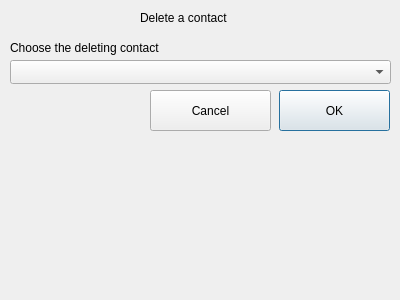
Knigan/Qt-Messenger, file deletecontact.ui: the form before one commit.
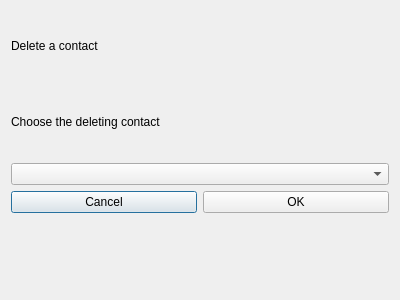
The form after the commit.

Patch:
```diff
--- a/deletecontact.ui
+++ b/deletecontact.ui
@@ -13,81 +13,46 @@
   <property name="windowTitle">
    <string>Dialog</string>
   </property>
+  <layout class="QGridLayout" name="gridLayout">
+   <item row="0" column="0">
   <widget class="QLabel" name="TitleLabel">
-   <property name="geometry">
-    <rect>
-     <x>140</x>
-     <y>10</y>
-     <width>101</width>
-     <height>16</height>
-    </rect>
-   </property>
    <property name="text">
     <string>Delete a contact</string>
    </property>
   </widget>
+   </item>
+   <item row="1" column="0">
   <widget class="QLabel" name="LoginLabel">
-   <property name="geometry">
-    <rect>
-     <x>10</x>
-     <y>40</y>
-     <width>191</width>
-     <height>16</height>
-    </rect>
-   </property>
    <property name="text">
     <string>Choose the deleting contact</string>
    </property>
   </widget>
-  <widget class="QPushButton" name="DeleteButton">
-   <property name="geometry">
-    <rect>
-     <x>279</x>
-     <y>90</y>
-     <width>111</width>
-     <height>41</height>
-    </rect>
-   </property>
-   <property name="text">
-    <string>OK</string>
-   </property>
-  </widget>
+   </item>
+   <item row="2" column="0" colspan="2">
+    <widget class="QComboBox" name="LoginComboBox"/>
+   </item>
+   <item row="3" column="0">
   <widget class="QPushButton" name="CancelButton">
-   <property name="geometry">
-    <rect>
-     <x>150</x>
-     <y>90</y>
-     <width>121</width>
-     <height>41</height>
-    </rect>
-   </property>
    <property name="text">
     <string>Cancel</string>
    </property>
   </widget>
+   </item>
+   <item row="3" column="1">
+    <widget class="QPushButton" name="DeleteButton">
+     <property name="text">
+      <string>OK</string>
+     </property>
+    </widget>
+   </item>
+   <item row="4" column="0" colspan="2">
   <widget class="QLabel" name="ErrorLabel">
-   <property name="geometry">
-    <rect>
-     <x>10</x>
-     <y>140</y>
-     <width>381</width>
-     <height>31</height>
-    </rect>
-   </property>
    <property name="text">
     <string/>
    </property>
   </widget>
-  <widget class="QComboBox" name="LoginComboBox">
-   <property name="geometry">
-    <rect>
-     <x>10</x>
-     <y>60</y>
-     <width>381</width>
-     <height>24</height>
-    </rect>
-   </property>
-  </widget>
+   </item>
+  </layout>
  </widget>
  <resources/>
  <connections/>
```
Lines whose indentation alone changed are shown as unchanged.
